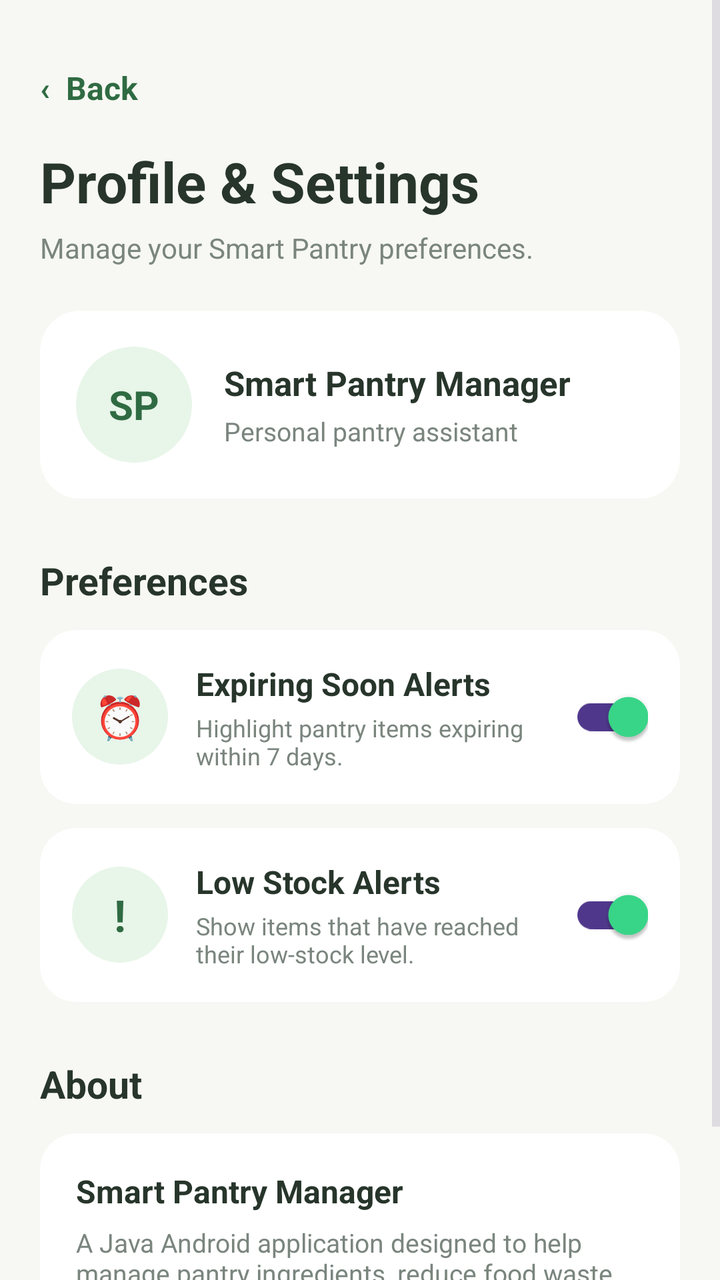
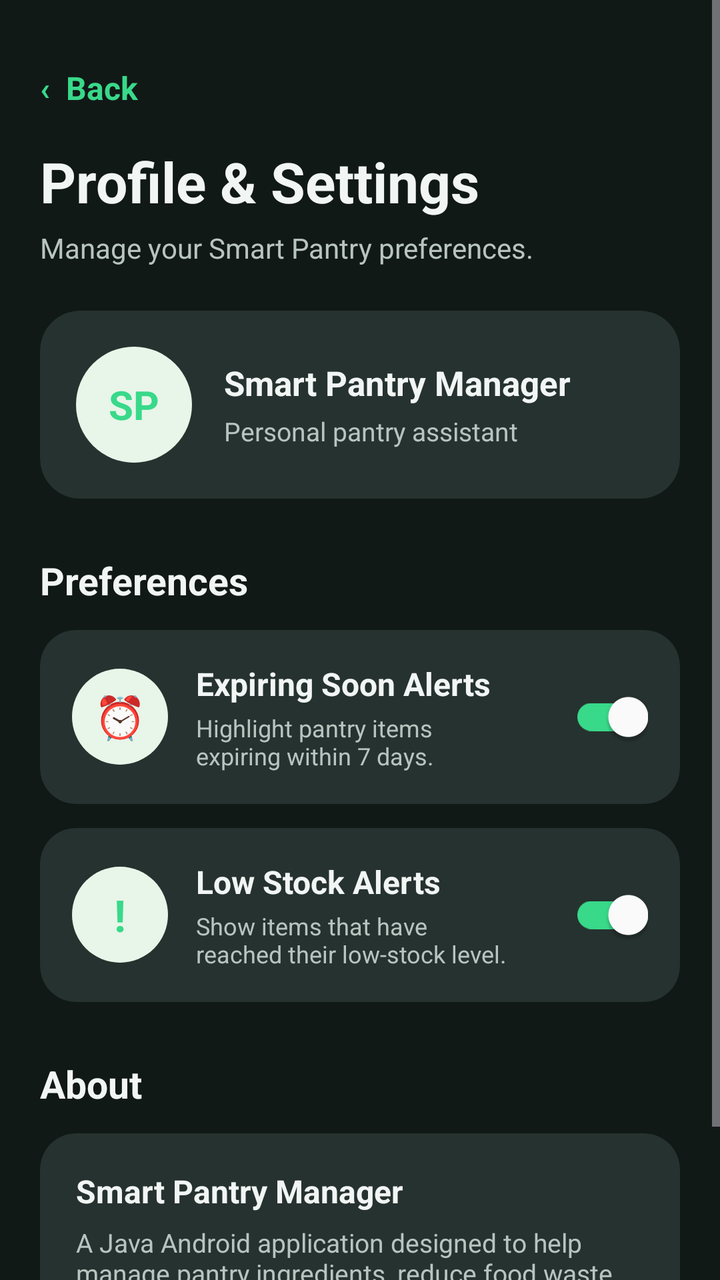

The first picture is an Android layout as it rendered before a commit; the second is the same layout after the commit. The layout source and the unified diff follow.
<!-- AndroidManifest.xml: application theme Theme.SmartPantryManager -->
<!-- res/layout/activity_settings.xml -->
<?xml version="1.0" encoding="utf-8"?>
<androidx.constraintlayout.widget.ConstraintLayout
    xmlns:android="http://schemas.android.com/apk/res/android"
    xmlns:app="http://schemas.android.com/apk/res-auto"
    android:layout_width="match_parent"
    android:layout_height="match_parent"
    android:background="#F7F8F3">

    <ScrollView
        android:layout_width="0dp"
        android:layout_height="0dp"
        android:fillViewport="true"
        android:clipToPadding="false"
        app:layout_constraintTop_toTopOf="parent"
        app:layout_constraintBottom_toBottomOf="parent"
        app:layout_constraintStart_toStartOf="parent"
        app:layout_constraintEnd_toEndOf="parent">

        <LinearLayout
            android:layout_width="match_parent"
            android:layout_height="wrap_content"
            android:orientation="vertical"
            android:padding="20dp"
            android:paddingBottom="30dp">

            
            <TextView
                android:id="@+id/backButton"
                android:layout_width="wrap_content"
                android:layout_height="48dp"
                android:gravity="center_vertical"
                android:text="‹  Back"
                android:textColor="#2F6B42"
                android:textSize="16sp"
                android:textStyle="bold" />

            
            <TextView
                android:layout_width="match_parent"
                android:layout_height="wrap_content"
                android:layout_marginTop="4dp"
                android:text="Profile &amp; Settings"
                android:textColor="#27352B"
                android:textSize="28sp"
                android:textStyle="bold" />

            <TextView
                android:layout_width="match_parent"
                android:layout_height="wrap_content"
                android:layout_marginTop="5dp"
                android:text="Manage your Smart Pantry preferences."
                android:textColor="#7A857E"
                android:textSize="14sp" />

            
            <com.google.android.material.card.MaterialCardView
                android:layout_width="match_parent"
                android:layout_height="wrap_content"
                android:layout_marginTop="22dp"
                app:cardBackgroundColor="#FFFFFF"
                app:cardCornerRadius="20dp"
                app:strokeWidth="0dp">

                <LinearLayout
                    android:layout_width="match_parent"
                    android:layout_height="wrap_content"
                    android:gravity="center_vertical"
                    android:orientation="horizontal"
                    android:padding="18dp">

                    <TextView
                        android:layout_width="58dp"
                        android:layout_height="58dp"
                        android:background="@drawable/icon_circle_green"
                        android:gravity="center"
                        android:text="SP"
                        android:textColor="#2F6B42"
                        android:textSize="20sp"
                        android:textStyle="bold" />

                    <LinearLayout
                        android:layout_width="0dp"
                        android:layout_height="wrap_content"
                        android:layout_marginStart="16dp"
                        android:layout_weight="1"
                        android:orientation="vertical">

                        <TextView
                            android:layout_width="wrap_content"
                            android:layout_height="wrap_content"
                            android:text="Smart Pantry Manager"
                            android:textColor="#27352B"
                            android:textSize="17sp"
                            android:textStyle="bold" />

                        <TextView
                            android:layout_width="wrap_content"
                            android:layout_height="wrap_content"
                            android:layout_marginTop="4dp"
                            android:text="Personal pantry assistant"
                            android:textColor="#7A857E"
                            android:textSize="13sp" />

                    </LinearLayout>

                </LinearLayout>

            </com.google.android.material.card.MaterialCardView>

            
            <TextView
                android:layout_width="match_parent"
                android:layout_height="wrap_content"
                android:layout_marginTop="28dp"
                android:text="Preferences"
                android:textColor="#27352B"
                android:textSize="19sp"
                android:textStyle="bold" />

            
            <com.google.android.material.card.MaterialCardView
                android:layout_width="match_parent"
                android:layout_height="wrap_content"
                android:layout_marginTop="12dp"
                app:cardBackgroundColor="#FFFFFF"
                app:cardCornerRadius="18dp"
                app:strokeWidth="0dp">

                <LinearLayout
                    android:layout_width="match_parent"
                    android:layout_height="wrap_content"
                    android:gravity="center_vertical"
                    android:orientation="horizontal"
                    android:padding="16dp">

                    <TextView
                        android:layout_width="48dp"
                        android:layout_height="48dp"
                        android:background="@drawable/icon_circle_green"
                        android:gravity="center"
                        android:text="⏰"
                        android:textSize="21sp" />

                    <LinearLayout
                        android:layout_width="0dp"
                        android:layout_height="wrap_content"
                        android:layout_marginStart="14dp"
                        android:layout_weight="1"
                        android:orientation="vertical">

                        <TextView
                            android:layout_width="wrap_content"
                            android:layout_height="wrap_content"
                            android:text="Expiring Soon Alerts"
                            android:textColor="#27352B"
                            android:textSize="16sp"
                            android:textStyle="bold" />

                        <TextView
                            android:layout_width="wrap_content"
                            android:layout_height="wrap_content"
                            android:layout_marginTop="3dp"
                            android:text="Highlight pantry items expiring within 7 days."
                            android:textColor="#7A857E"
                            android:textSize="12sp" />

                    </LinearLayout>

                    <com.google.android.material.switchmaterial.SwitchMaterial
                        android:id="@+id/expiryAlertsSwitch"
                        android:layout_width="wrap_content"
                        android:layout_height="wrap_content"
                        android:checked="true" />

                </LinearLayout>

            </com.google.android.material.card.MaterialCardView>

            
            <com.google.android.material.card.MaterialCardView
                android:layout_width="match_parent"
                android:layout_height="wrap_content"
                android:layout_marginTop="12dp"
                app:cardBackgroundColor="#FFFFFF"
                app:cardCornerRadius="18dp"
                app:strokeWidth="0dp">

                <LinearLayout
                    android:layout_width="match_parent"
                    android:layout_height="wrap_content"
                    android:gravity="center_vertical"
                    android:orientation="horizontal"
                    android:padding="16dp">

                    <TextView
                        android:layout_width="48dp"
                        android:layout_height="48dp"
                        android:background="@drawable/icon_circle_green"
                        android:gravity="center"
                        android:text="!"
                        android:textColor="#2F6B42"
                        android:textSize="22sp"
                        android:textStyle="bold" />

                    <LinearLayout
                        android:layout_width="0dp"
                        android:layout_height="wrap_content"
                        android:layout_marginStart="14dp"
                        android:layout_weight="1"
                        android:orientation="vertical">

                        <TextView
                            android:layout_width="wrap_content"
                            android:layout_height="wrap_content"
                            android:text="Low Stock Alerts"
                            android:textColor="#27352B"
                            android:textSize="16sp"
                            android:textStyle="bold" />

                        <TextView
                            android:layout_width="wrap_content"
                            android:layout_height="wrap_content"
                            android:layout_marginTop="3dp"
                            android:text="Show items that have reached their low-stock level."
                            android:textColor="#7A857E"
                            android:textSize="12sp" />

                    </LinearLayout>

                    <com.google.android.material.switchmaterial.SwitchMaterial
                        android:id="@+id/lowStockAlertsSwitch"
                        android:layout_width="wrap_content"
                        android:layout_height="wrap_content"
                        android:checked="true" />

                </LinearLayout>

            </com.google.android.material.card.MaterialCardView>

            
            <TextView
                android:layout_width="match_parent"
                android:layout_height="wrap_content"
                android:layout_marginTop="28dp"
                android:text="About"
                android:textColor="#27352B"
                android:textSize="19sp"
                android:textStyle="bold" />

            <com.google.android.material.card.MaterialCardView
                android:layout_width="match_parent"
                android:layout_height="wrap_content"
                android:layout_marginTop="12dp"
                app:cardBackgroundColor="#FFFFFF"
                app:cardCornerRadius="18dp"
                app:strokeWidth="0dp">

                <LinearLayout
                    android:layout_width="match_parent"
                    android:layout_height="wrap_content"
                    android:orientation="vertical"
                    android:padding="18dp">

                    <TextView
                        android:layout_width="wrap_content"
                        android:layout_height="wrap_content"
                        android:text="Smart Pantry Manager"
                        android:textColor="#27352B"
                        android:textSize="16sp"
                        android:textStyle="bold" />

                    <TextView
                        android:layout_width="match_parent"
                        android:layout_height="wrap_content"
                        android:layout_marginTop="6dp"
                        android:text="A Java Android application designed to help manage pantry ingredients, reduce food waste, and find recipes based on available ingredients."
                        android:textColor="#7A857E"
                        android:textSize="13sp" />

                    <TextView
                        android:layout_width="wrap_content"
                        android:layout_height="wrap_content"
                        android:layout_marginTop="12dp"
                        android:text="Version 1.0"
                        android:textColor="#2F6B42"
                        android:textSize="12sp"
                        android:textStyle="bold" />

                </LinearLayout>

            </com.google.android.material.card.MaterialCardView>

        </LinearLayout>

    </ScrollView>

</androidx.constraintlayout.widget.ConstraintLayout>
<!-- resources referenced by this layout -->
<resources>
  <!-- drawable icon_circle_green (drawable) -->
  <?xml version="1.0" encoding="utf-8"?>
  <shape xmlns:android="http://schemas.android.com/apk/res/android"
      android:shape="oval">
  
      <solid android:color="#E8F5E9" />
  
  </shape>
  <style name="Theme.SmartPantryManager" parent="Base.Theme.SmartPantryManager" />
  <style name="Base.Theme.SmartPantryManager" parent="Theme.Material3.Dark.NoActionBar">
  
          <item name="colorPrimary">@color/primary_green</item>
          <item name="colorOnPrimary">@color/black</item>
  
          <item name="colorSecondary">@color/primary_green_dark</item>
          <item name="colorOnSecondary">@color/text_primary_dark</item>
  
          <item name="colorSurface">@color/surface_dark</item>
          <item name="colorOnSurface">@color/text_primary_dark</item>
  
          <item name="android:windowBackground">@color/background_dark</item>
          <item name="android:colorAccent">@color/primary_green</item>
  
          <item name="android:statusBarColor">@color/background_dark</item>
          <item name="android:navigationBarColor">@color/background_dark</item>
  
          <item name="android:windowLightStatusBar">false</item>
  
      </style>
  <color name="primary_green">#39D98A</color>
  <color name="black">#FF000000</color>
  <color name="primary_green_dark">#1F8F5B</color>
  <color name="text_primary_dark">#F1F5F3</color>
  <color name="surface_dark">#1C2523</color>
  <color name="background_dark">#111917</color>
</resources>

<!-- the commit's change to res/layout/activity_settings.xml (unified diff, before → after) -->
@@ -4,7 +4,7 @@
     xmlns:app="http://schemas.android.com/apk/res-auto"
     android:layout_width="match_parent"
     android:layout_height="match_parent"
-    android:background="#F7F8F3">
+    android:background="@color/background_dark">
 
     <ScrollView
         android:layout_width="0dp"
@@ -30,7 +30,7 @@
                 android:layout_height="48dp"
                 android:gravity="center_vertical"
                 android:text="‹  Back"
-                android:textColor="#2F6B42"
+                android:textColor="@color/primary_green"
                 android:textSize="16sp"
                 android:textStyle="bold" />
 
@@ -40,7 +40,7 @@
                 android:layout_height="wrap_content"
                 android:layout_marginTop="4dp"
                 android:text="Profile &amp; Settings"
-                android:textColor="#27352B"
+                android:textColor="@color/text_primary_dark"
                 android:textSize="28sp"
                 android:textStyle="bold" />
 
@@ -49,7 +49,7 @@
                 android:layout_height="wrap_content"
                 android:layout_marginTop="5dp"
                 android:text="Manage your Smart Pantry preferences."
-                android:textColor="#7A857E"
+                android:textColor="@color/text_secondary_dark"
                 android:textSize="14sp" />
 
             
@@ -57,8 +57,9 @@
                 android:layout_width="match_parent"
                 android:layout_height="wrap_content"
                 android:layout_marginTop="22dp"
-                app:cardBackgroundColor="#FFFFFF"
+                app:cardBackgroundColor="@color/surface_card"
                 app:cardCornerRadius="20dp"
+                app:cardElevation="0dp"
                 app:strokeWidth="0dp">
 
                 <LinearLayout
@@ -74,7 +75,7 @@
                         android:background="@drawable/icon_circle_green"
                         android:gravity="center"
                         android:text="SP"
-                        android:textColor="#2F6B42"
+                        android:textColor="@color/primary_green"
                         android:textSize="20sp"
                         android:textStyle="bold" />
 
@@ -89,7 +90,7 @@
                             android:layout_width="wrap_content"
                             android:layout_height="wrap_content"
                             android:text="Smart Pantry Manager"
-                            android:textColor="#27352B"
+                            android:textColor="@color/text_primary_dark"
                             android:textSize="17sp"
                             android:textStyle="bold" />
 
@@ -98,7 +99,7 @@
                             android:layout_height="wrap_content"
                             android:layout_marginTop="4dp"
                             android:text="Personal pantry assistant"
-                            android:textColor="#7A857E"
+                            android:textColor="@color/text_secondary_dark"
                             android:textSize="13sp" />
 
                     </LinearLayout>
@@ -113,7 +114,7 @@
                 android:layout_height="wrap_content"
                 android:layout_marginTop="28dp"
                 android:text="Preferences"
-                android:textColor="#27352B"
+                android:textColor="@color/text_primary_dark"
                 android:textSize="19sp"
                 android:textStyle="bold" />
 
@@ -122,8 +123,9 @@
                 android:layout_width="match_parent"
                 android:layout_height="wrap_content"
                 android:layout_marginTop="12dp"
-                app:cardBackgroundColor="#FFFFFF"
+                app:cardBackgroundColor="@color/surface_card"
                 app:cardCornerRadius="18dp"
+                app:cardElevation="0dp"
                 app:strokeWidth="0dp">
 
                 <LinearLayout
@@ -152,7 +154,7 @@
                             android:layout_width="wrap_content"
                             android:layout_height="wrap_content"
                             android:text="Expiring Soon Alerts"
-                            android:textColor="#27352B"
+                            android:textColor="@color/text_primary_dark"
                             android:textSize="16sp"
                             android:textStyle="bold" />
 
@@ -161,16 +163,21 @@
                             android:layout_height="wrap_content"
                             android:layout_marginTop="3dp"
                             android:text="Highlight pantry items expiring within 7 days."
-                            android:textColor="#7A857E"
+                            android:textColor="@color/text_secondary_dark"
                             android:textSize="12sp" />
 
                     </LinearLayout>
 
                     <com.google.android.material.switchmaterial.SwitchMaterial
                         android:id="@+id/expiryAlertsSwitch"
-                        android:layout_width="wrap_content"
-                        android:layout_height="wrap_content"
-                        android:checked="true" />
+                        android:layout_width="58dp"
+                        android:layout_height="36dp"
+                        android:layout_marginStart="12dp"
+                        android:clickable="true"
+                        android:focusable="true"
+                        android:checked="true"
+                        app:thumbTint="#FFFFFFFF"
+                        app:trackTint="@color/primary_green" />
 
                 </LinearLayout>
 
@@ -181,8 +188,9 @@
                 android:layout_width="match_parent"
                 android:layout_height="wrap_content"
                 android:layout_marginTop="12dp"
-                app:cardBackgroundColor="#FFFFFF"
+                app:cardBackgroundColor="@color/surface_card"
                 app:cardCornerRadius="18dp"
+                app:cardElevation="0dp"
                 app:strokeWidth="0dp">
 
                 <LinearLayout
@@ -198,7 +206,7 @@
                         android:background="@drawable/icon_circle_green"
                         android:gravity="center"
                         android:text="!"
-                        android:textColor="#2F6B42"
+                        android:textColor="@color/primary_green"
                         android:textSize="22sp"
                         android:textStyle="bold" />
 
@@ -213,7 +221,7 @@
                             android:layout_width="wrap_content"
                             android:layout_height="wrap_content"
                             android:text="Low Stock Alerts"
-                            android:textColor="#27352B"
+                            android:textColor="@color/text_primary_dark"
                             android:textSize="16sp"
                             android:textStyle="bold" />
 
@@ -222,16 +230,21 @@
                             android:layout_height="wrap_content"
                             android:layout_marginTop="3dp"
                             android:text="Show items that have reached their low-stock level."
-                            android:textColor="#7A857E"
+                            android:textColor="@color/text_secondary_dark"
                             android:textSize="12sp" />
 
                     </LinearLayout>
 
                     <com.google.android.material.switchmaterial.SwitchMaterial
                         android:id="@+id/lowStockAlertsSwitch"
-                        android:layout_width="wrap_content"
-                        android:layout_height="wrap_content"
-                        android:checked="true" />
+                        android:layout_width="58dp"
+                        android:layout_height="36dp"
+                        android:layout_marginStart="12dp"
+                        android:clickable="true"
+                        android:focusable="true"
+                        android:checked="true"
+                        app:thumbTint="#FFFFFFFF"
+                        app:trackTint="@color/primary_green" />
 
                 </LinearLayout>
 
@@ -243,7 +256,7 @@
                 android:layout_height="wrap_content"
                 android:layout_marginTop="28dp"
                 android:text="About"
-                android:textColor="#27352B"
+                android:textColor="@color/text_primary_dark"
                 android:textSize="19sp"
                 android:textStyle="bold" />
 
@@ -251,8 +264,9 @@
                 android:layout_width="match_parent"
                 android:layout_height="wrap_content"
                 android:layout_marginTop="12dp"
-                app:cardBackgroundColor="#FFFFFF"
+                app:cardBackgroundColor="@color/surface_card"
                 app:cardCornerRadius="18dp"
+                app:cardElevation="0dp"
                 app:strokeWidth="0dp">
 
                 <LinearLayout
@@ -265,7 +279,7 @@
                         android:layout_width="wrap_content"
                         android:layout_height="wrap_content"
                         android:text="Smart Pantry Manager"
-                        android:textColor="#27352B"
+                        android:textColor="@color/text_primary_dark"
                         android:textSize="16sp"
                         android:textStyle="bold" />
 
@@ -274,7 +288,7 @@
                         android:layout_height="wrap_content"
                         android:layout_marginTop="6dp"
                         android:text="A Java Android application designed to help manage pantry ingredients, reduce food waste, and find recipes based on available ingredients."
-                        android:textColor="#7A857E"
+                        android:textColor="@color/text_secondary_dark"
                         android:textSize="13sp" />
 
                     <TextView
@@ -282,7 +296,7 @@
                         android:layout_height="wrap_content"
                         android:layout_marginTop="12dp"
                         android:text="Version 1.0"
-                        android:textColor="#2F6B42"
+                        android:textColor="@color/primary_green"
                         android:textSize="12sp"
                         android:textStyle="bold" />
 
<!-- resource entries referenced after the edit -->
@@ -30,9 +30,11 @@
   
       </style>
   <color name="primary_green">#39D98A</color>
+  <color name="surface_card">#26322F</color>
   <color name="black">#FF000000</color>
   <color name="primary_green_dark">#1F8F5B</color>
   <color name="text_primary_dark">#F1F5F3</color>
+  <color name="text_secondary_dark">#B8C4BF</color>
   <color name="surface_dark">#1C2523</color>
   <color name="background_dark">#111917</color>
 </resources>
